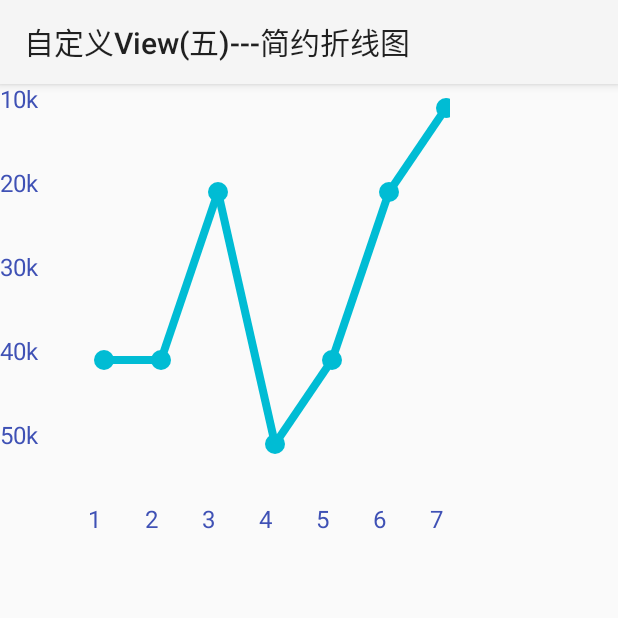
After one commit to huangyula/CustomView, an Android app: the SimpleLineChartActivity screen opened directly, with no data from a screen before it, on a phone screen of 412 x 824 dp, the top half of it. The commit adds this screen. Run offline under Robolectric (Android 15) with nearby library versions, the phone set to English and light mode, and no system bars.

Commit message:
简易折线图

```diff
--- a/app/src/main/AndroidManifest.xml
+++ b/app/src/main/AndroidManifest.xml
@@ -35,6 +35,10 @@
                   android:label="自定义View(四)---圆形百分比进度条">
         </activity>
 
+        <activity android:name=".activity.SimpleLineChartActivity"
+                  android:label="自定义View(五)---简约折线图">
+        </activity>
+
 
 
     </application>
--- a/app/src/main/java/com/hy/customview/MainActivity.java
+++ b/app/src/main/java/com/hy/customview/MainActivity.java
@@ -6,6 +6,7 @@ import android.view.View;
 import com.hy.customview.activity.BaseActivity;
 import com.hy.customview.activity.CirclePercentViewActivity;
 import com.hy.customview.activity.PopupViewActivity;
+import com.hy.customview.activity.SimpleLineChartActivity;
 import com.hy.customview.activity.ValidViewActivity;
 import com.hy.customview.activity.WaveViewActivity;
 
@@ -36,6 +37,9 @@ public class MainActivity extends BaseActivity
 	}
 
 
+	public void onSimpleLineChart(View view){
+		gotoActivity(SimpleLineChartActivity.class);
+	}
 
 
 
--- /dev/null
+++ b/app/src/main/java/com/hy/customview/activity/SimpleLineChartActivity.java
@@ -0,0 +1,36 @@
+package com.hy.customview.activity;
+
+import android.os.Bundle;
+import android.support.annotation.Nullable;
+import android.support.v7.app.AppCompatActivity;
+import android.util.Log;
+
+import com.hy.customview.R;
+import com.hy.customview.view.SimpleLineChart;
+
+import java.util.HashMap;
+
+/**
+ * Created by and on 2018-07-12.
+ */
+
+public class SimpleLineChartActivity extends AppCompatActivity {
+    private SimpleLineChart mSimpleLineChart;
+    @Override
+    protected void onCreate(@Nullable Bundle savedInstanceState) {
+        super.onCreate(savedInstanceState);
+        setContentView(R.layout.activity_simplelinechart);
+        mSimpleLineChart = (SimpleLineChart) findViewById(R.id.simpleLineChart);
+        String[] xItem = {"1","2","3","4","5","6","7"};
+        String[] yItem = {"10k","20k","30k","40k","50k"};
+        if(mSimpleLineChart == null)
+            Log.e("wing","null!!!!");
+        mSimpleLineChart.setXItem(xItem);
+        mSimpleLineChart.setYItem(yItem);
+        HashMap<Integer,Integer> pointMap = new HashMap();
+        for(int i = 0;i<xItem.length;i++){
+            pointMap.put(i, (int) (Math.random()*5));
+        }
+        mSimpleLineChart.setData(pointMap);
+    }
+}
--- /dev/null
+++ b/app/src/main/java/com/hy/customview/view/SimpleLineChart.java
@@ -0,0 +1,202 @@
+package com.hy.customview.view;
+
+import android.content.Context;
+import android.graphics.Canvas;
+import android.graphics.Color;
+import android.graphics.Paint;
+import android.util.AttributeSet;
+import android.util.Log;
+import android.view.View;
+
+import java.util.HashMap;
+
+/**
+ * 简约折线图
+ * Created by and on 2018-07-13.
+ */
+
+public class SimpleLineChart extends View{
+    //View 的宽和高
+    private int mWidth, mHeight;
+
+    //Y轴字体的大小
+    private float mYAxisFontSize = 24;
+
+    //线的颜色
+    private int mLineColor = Color.parseColor("#00BCD4");
+
+    //线条的宽度
+    private float mStrokeWidth = 8.0f;
+
+    //点的集合
+    private HashMap<Integer, Integer> mPointMap;
+
+    //点的半径
+    private float mPointRadius = 10;
+
+    //没有数据的时候的内容
+    private String mNoDataMsg = "no data";
+
+    //X轴的文字
+    private String[] mXAxis = {};
+
+    //Y轴的文字
+    private String[] mYAxis = {};
+
+    public SimpleLineChart(Context context) {
+        this(context, null);
+    }
+
+    public SimpleLineChart(Context context, AttributeSet attrs) {
+        this(context, attrs, 0);
+    }
+
+    public SimpleLineChart(Context context, AttributeSet attrs, int defStyleAttr) {
+        super(context, attrs, defStyleAttr);
+    }
+
+    @Override
+    protected void onMeasure(int widthMeasureSpec, int heightMeasureSpec) {
+        int widthMode = MeasureSpec.getMode(widthMeasureSpec);
+        int heightMode = MeasureSpec.getMode(heightMeasureSpec);
+        int widthSize = MeasureSpec.getSize(widthMeasureSpec);
+        int heightSize = MeasureSpec.getSize(heightMeasureSpec);
+
+        if (widthMode == MeasureSpec.EXACTLY) {
+            mWidth = widthSize;
+        }else if(widthMode == MeasureSpec.AT_MOST){
+            throw new IllegalArgumentException("width must be EXACTLY,you should set like android:width=\"200dp\"");
+        }
+
+        if (heightMode == MeasureSpec.EXACTLY) {
+            mHeight = heightSize;
+        }else if(widthMeasureSpec == MeasureSpec.AT_MOST){
+
+            throw new IllegalArgumentException("height must be EXACTLY,you should set like android:height=\"200dp\"");
+        }
+
+        setMeasuredDimension(mWidth, mHeight);
+    }
+
+    @Override
+    protected void onDraw(Canvas canvas) {
+
+        if(mXAxis.length==0||mYAxis.length==0){
+            throw new IllegalArgumentException("X or Y items is null");
+        }
+        //画坐标线的轴
+        Paint axisPaint = new Paint();
+        axisPaint.setTextSize(mYAxisFontSize);
+        axisPaint.setColor(Color.parseColor("#3F51B5"));
+
+        if (mPointMap == null || mPointMap.size() == 0) {
+            int textLength = (int) axisPaint.measureText(mNoDataMsg);
+            canvas.drawText(mNoDataMsg, mWidth/2 - textLength/2, mHeight/2, axisPaint);
+        } else {
+            //画 Y 轴
+
+
+            //存放每个Y轴的坐标
+            int[] yPoints = new int[mYAxis.length];
+
+
+            //计算Y轴 每个刻度的间距
+            int yInterval = (int) ((mHeight - mYAxisFontSize - 2) / (mYAxis.length));
+
+            //测量Y轴文字的高度 用来画第一个数
+            Paint.FontMetrics fm = axisPaint.getFontMetrics();
+            int yItemHeight = (int) Math.ceil(fm.descent - fm.ascent);
+
+            Log.e("wing", mHeight + "");
+            for (int i = 0; i < mYAxis.length; i++) {
+                canvas.drawText(mYAxis[i], 0, mYAxisFontSize + i * yInterval, axisPaint);
+                yPoints[i] = (int) (mYAxisFontSize + i * yInterval);
+
+
+            }
+
+
+            //画 X 轴
+
+            //x轴的刻度集合
+            int[] xPoints = new int[mXAxis.length];
+
+            Log.e("wing", xPoints.length + "");
+            //计算Y轴开始的原点坐标
+            int xItemX = (int) axisPaint.measureText(mYAxis[1]);
+
+            //X轴偏移量
+            int xOffset = 50;
+            //计算x轴 刻度间距
+            int xInterval = (int) ((mWidth - xOffset) / (mXAxis.length));
+            //获取X轴 刻度Y坐标
+            int xItemY = (int) (mYAxisFontSize + mYAxis.length * yInterval);
+
+            for (int i = 0; i < mXAxis.length; i++) {
+                canvas.drawText(mXAxis[i], i * xInterval + xItemX + xOffset, xItemY, axisPaint);
+                xPoints[i] = (int) (i * xInterval + xItemX + axisPaint.measureText(mXAxis[i]) / 2 + xOffset + 10);
+//            Log.e("wing", xPoints[i] + "");
+            }
+
+
+            //画点
+            Paint pointPaint = new Paint();
+
+            pointPaint.setColor(mLineColor);
+
+            Paint linePaint = new Paint();
+
+            linePaint.setColor(mLineColor);
+            linePaint.setAntiAlias(true);
+            //设置线条宽度
+            linePaint.setStrokeWidth(mStrokeWidth);
+            pointPaint.setStyle(Paint.Style.FILL);
+
+
+            for (int i = 0; i < mXAxis.length; i++) {
+                if (mPointMap.get(i) == null) {
+                    throw new IllegalArgumentException("PointMap has incomplete data!");
+                }
+
+                //画点
+                canvas.drawCircle(xPoints[i], yPoints[mPointMap.get(i)], mPointRadius, pointPaint);
+                if (i > 0) {
+                    canvas.drawLine(xPoints[i - 1], yPoints[mPointMap.get(i - 1)], xPoints[i], yPoints[mPointMap.get(i)], linePaint);
+                }
+            }
+
+        }
+    }
+
+    /**
+     * 设置map数据
+     * @param data
+     */
+    public void setData(HashMap<Integer,Integer> data){
+        mPointMap = data;
+        invalidate();
+    }
+
+    /**
+     * 设置Y轴文字
+     * @param yItem
+     */
+    public void setYItem(String[] yItem){
+        mYAxis = yItem;
+    }
+
+    /**
+     * 设置X轴文字
+     * @param xItem
+     */
+    public void setXItem(String[] xItem){
+        mXAxis = xItem;
+    }
+
+    public void setLineColor(int color){
+        mLineColor = color;
+        invalidate();
+    }
+
+
+}
--- a/app/src/main/res/layout/activity_main.xml
+++ b/app/src/main/res/layout/activity_main.xml
@@ -28,5 +28,10 @@
         android:layout_height="wrap_content"
         android:text="自定义View---圆形百分比(进度条)"
         android:onClick="onCirclePercentView"/>
+    <Button
+        android:layout_width="match_parent"
+        android:layout_height="wrap_content"
+        android:text="自定义View---简约折线图"
+        android:onClick="onSimpleLineChart"/>
 
 </LinearLayout>
--- /dev/null
+++ b/app/src/main/res/layout/activity_simplelinechart.xml
@@ -0,0 +1,10 @@
+<?xml version="1.0" encoding="utf-8"?>
+<RelativeLayout xmlns:android="http://schemas.android.com/apk/res/android"
+                xmlns:app="http://schemas.android.com/apk/res-auto"
+              android:layout_width="match_parent"
+              android:layout_height="match_parent">
+   <com.hy.customview.view.SimpleLineChart
+       android:id="@+id/simpleLineChart"
+       android:layout_width="300dp"
+       android:layout_height="300dp"/>
+</RelativeLayout>
```
